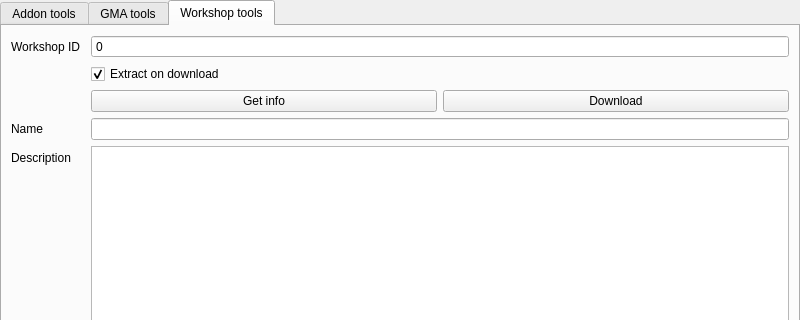
This is ui/mainwindow.ui in FPtje/gmosh as Qt 5 draws it before an edit; both pictures show x 0 to 800 and y 0 to 320 of the 800 by 611 pixel window. The edited form follows.
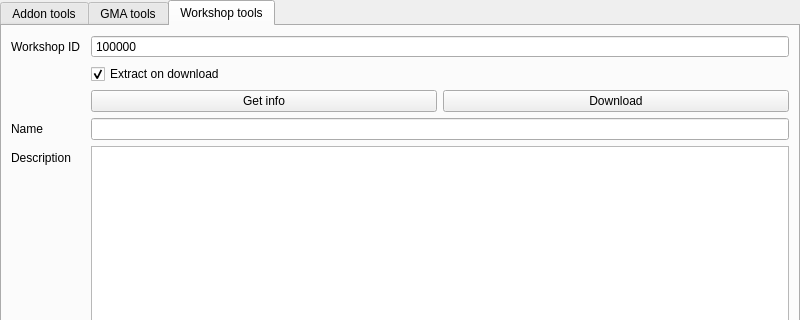
This is the edited form.

The edit to the form file:
```diff
--- a/ui/mainwindow.ui
+++ b/ui/mainwindow.ui
@@ -822,7 +822,7 @@
              <double>10000000000000000000000.000000000000000</double>
             </property>
             <property name="value">
-             <double>0.000000000000000</double>
+             <double>413008165.000000000000000</double>
             </property>
            </widget>
           </item>
```
